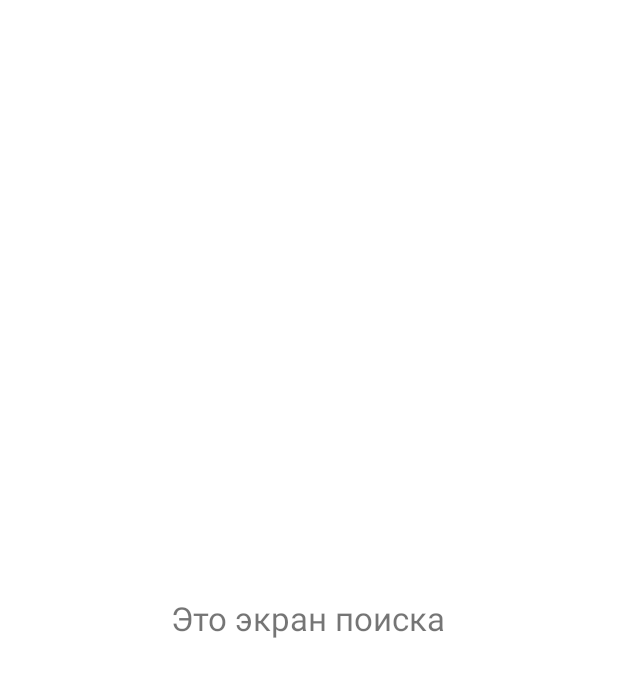
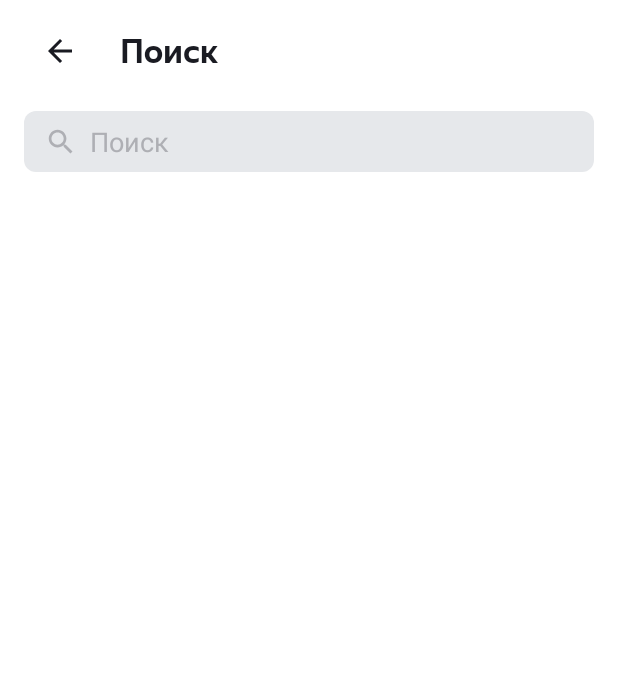
Before and after one commit to Dmitriy-noginsk/PlaylistMaker, an Android app: the SearchActivity screen opened directly, with no data from a screen before it, on a phone screen of 412 x 824 dp. Shown: the top 677 px of the screen. Run offline under Robolectric (Android 15) with nearby library versions, the phone set to English and light mode, and no system bars.

Commit message:
Домашка EditText и TextWatcher

```diff
--- a/app/src/main/java/com/example/playlistmaker/MainActivity.kt
+++ b/app/src/main/java/com/example/playlistmaker/MainActivity.kt
@@ -8,6 +8,10 @@ import android.net.Uri
 import android.widget.LinearLayout
 import android.widget.Switch
 import android.widget.Toast
+import android.text.Editable
+import android.text.TextWatcher
+import android.widget.EditText
+import android.widget.ImageView
 import androidx.appcompat.app.AppCompatActivity
 import androidx.appcompat.app.AppCompatDelegate
 import androidx.appcompat.widget.SwitchCompat
@@ -17,6 +21,41 @@ class SearchActivity : AppCompatActivity() {
     override fun onCreate(savedInstanceState: Bundle?) {
         super.onCreate(savedInstanceState)
         setContentView(R.layout.activity_search)
+        // Находим элементы
+        val etSearch = findViewById<EditText>(R.id.et_search)
+        val btnClear = findViewById<ImageView>(R.id.btn_clear)
+
+        // Отслеживаем ввод текста
+        etSearch.addTextChangedListener(object : TextWatcher {
+            override fun beforeTextChanged(s: CharSequence?, start: Int, count: Int, after: Int) {}
+
+            override fun onTextChanged(s: CharSequence?, start: Int, before: Int, count: Int) {
+                // Показываем крестик если есть текст
+                btnClear.visibility = if (s.isNullOrEmpty()) View.GONE else View.VISIBLE
+            }
+
+            override fun afterTextChanged(s: Editable?) {}
+        })
+
+        // Клик по крестику очищает поле
+        btnClear.setOnClickListener {
+            etSearch.text.clear()
+        }
+
+        // Заглушка TextWatcher
+        etSearch.addTextChangedListener(object : TextWatcher {
+            override fun beforeTextChanged(s: CharSequence?, start: Int, count: Int, after: Int) {
+
+            }
+
+            override fun onTextChanged(s: CharSequence?, start: Int, before: Int, count: Int) {
+
+            }
+
+            override fun afterTextChanged(s: Editable?) {
+
+            }
+        })
     }
 }
 
@@ -99,8 +138,6 @@ class SettingActivity : AppCompatActivity() {
         startActivity(chooser)
     }
 
-
-
 }
 
 class MainActivity : AppCompatActivity() {
--- /dev/null
+++ b/app/src/main/res/drawable/bg_search.xml
@@ -0,0 +1,15 @@
+<?xml version="1.0" encoding="utf-8"?>
+<shape xmlns:android="http://schemas.android.com/apk/res/android">
+    <!-- Цвет фона поля поиска -->
+    <solid android:color="@color/search_background" />
+
+    <!-- Закругленные углы -->
+    <corners android:radius="8dp" />
+
+    <!-- (опционально) Внутренние отступы -->
+    <padding
+        android:left="16dp"
+        android:top="4dp"
+        android:right="8dp"
+        android:bottom="4dp" />
+</shape>
--- /dev/null
+++ b/app/src/main/res/drawable/ic_clear.xml
@@ -0,0 +1,9 @@
+<vector xmlns:android="http://schemas.android.com/apk/res/android"
+    android:width="20dp"
+    android:height="20dp"
+    android:viewportWidth="24"
+    android:viewportHeight="24">
+    <path
+        android:fillColor="#FF000000"
+        android:pathData="M18.3,5.71l-1.41,-1.41L12,9.17 7.11,4.29 5.7,5.7 10.59,10.59 5.7,15.49l1.41,1.41L12,12l4.89,4.89 1.41,-1.41 -4.89,-4.89z"/>
+</vector>
--- /dev/null
+++ b/app/src/main/res/drawable/search_background.xml
@@ -0,0 +1,4 @@
+<shape xmlns:android="http://schemas.android.com/apk/res/android">
+    <solid android:color="@color/search_background" />
+    <corners android:radius="12dp" />
+</shape>
--- a/app/src/main/res/layout/activity_search.xml
+++ b/app/src/main/res/layout/activity_search.xml
@@ -1,15 +1,82 @@
 <?xml version="1.0" encoding="utf-8"?>
-<LinearLayout
-    xmlns:android="http://schemas.android.com/apk/res/android"
+<LinearLayout xmlns:android="http://schemas.android.com/apk/res/android"
     android:layout_width="match_parent"
     android:layout_height="match_parent"
+    xmlns:app="http://schemas.android.com/apk/res-auto"
     android:orientation="vertical"
-    android:gravity="center"
-    android:padding="@dimen/padding_size">
+    android:paddingStart="@dimen/padding_size"
+    android:paddingEnd="@dimen/padding_size"
+    android:paddingTop="10dp"
+    android:background="@color/settings">
 
-    <TextView
-        android:layout_width="wrap_content"
+    <!-- Назад и Заголовок -->
+    <LinearLayout
+        android:layout_width="match_parent"
         android:layout_height="wrap_content"
-        android:text="@string/activity_search"
-        android:textSize="@dimen/text_size" />
+        android:orientation="horizontal"
+        android:gravity="center_vertical"
+        android:paddingBottom="@dimen/padding_size">
+
+        <ImageView
+            android:id="@+id/btn_back"
+            android:layout_width="@dimen/layout_width_48"
+            android:layout_height="@dimen/layout_width_48"
+            android:src="@drawable/ic_back"
+            app:tint="@color/icon_arrow_back_color"
+            android:layout_marginEnd="@dimen/layout_width_0"/>
+
+        <TextView
+            android:id="@+id/tv_title"
+            android:fontFamily="@font/bold"
+            android:layout_width="wrap_content"
+            android:layout_height="wrap_content"
+            android:layout_marginStart="@dimen/padding_size"
+            android:text="@string/search_title"
+            android:textColor="@color/letters"
+            android:textSize="@dimen/text_size"
+            android:textStyle="bold" />
+    </LinearLayout>
+
+    <!-- Поле поиска -->
+    <LinearLayout
+        android:layout_width="match_parent"
+        android:layout_height="wrap_content"
+        android:orientation="horizontal"
+        android:background="@drawable/bg_search"
+        android:paddingHorizontal="12dp"
+        android:paddingVertical="8dp"
+        android:gravity="center_vertical">
+
+        <ImageView
+            android:layout_width="wrap_content"
+            android:layout_height="20dp"
+            android:src="@drawable/ic_search"
+            app:tint="@color/icon_search_color" />
+
+        <EditText
+            android:id="@+id/et_search"
+            android:layout_width="0dp"
+            android:layout_height="wrap_content"
+            android:layout_weight="1"
+            android:layout_marginStart="8dp"
+            android:background="@android:color/transparent"
+            android:hint="@string/search_hint"
+            android:textColor="@color/letters"
+            android:textColorHint="@color/icon_search_color"
+            android:inputType="text"
+            android:maxLines="1"
+            android:ellipsize="end"/>
+
+        <!-- Кнопка очистки -->
+        <ImageView
+            android:id="@+id/btn_clear"
+            android:layout_width="wrap_content"
+            android:layout_height="20dp"
+            android:src="@drawable/ic_clear"
+            app:tint="@color/letters"
+            android:visibility="gone"/>
+    </LinearLayout>
+
+
+
 </LinearLayout>
--- a/app/src/main/res/values/colors.xml
+++ b/app/src/main/res/values/colors.xml
@@ -5,7 +5,10 @@
     <color name="settings">#FFFFFF</color>
     <color name="letters">#1A1B22</color>
     <color name="icon_arrow_back_color">#1A1B22</color>
+    <color name="icon_search_color">#AEAFB4</color>
     <color name="icon_support_color">#AEAFB4</color>
+    <color name="text_search_color">#AEAFB4</color>
+    <color name="et_search_color">#E6E8EB</color>
     <color name="switch_thumb_active_color">#3772E7</color>
-
+    <color name="search_background">#E6E8EB</color>
 </resources>
--- a/app/src/main/res/values/strings.xml
+++ b/app/src/main/res/values/strings.xml
@@ -4,6 +4,8 @@
     <string name="library">Медиатека</string>
     <string name="settings">Настройки</string>
     <string name="settings_title">Настройки</string>
+    <string name="search_title">Поиск</string>
+    <string name="search_hint">Поиск</string>
     <string name="dark_theme">Темная тема</string>
     <string name="share_app">Поделиться приложением</string>
     <string name="support">Написать в поддержку</string>
```
